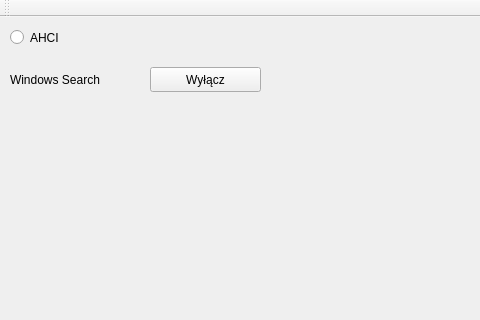
Before: the Qt Designer form ssd_optimizer.ui in maniek1310/ssd_optimizer, drawn with Qt 5; both pictures show x 0 to 480 and y 0 to 320 of the 767 by 546 pixel window.
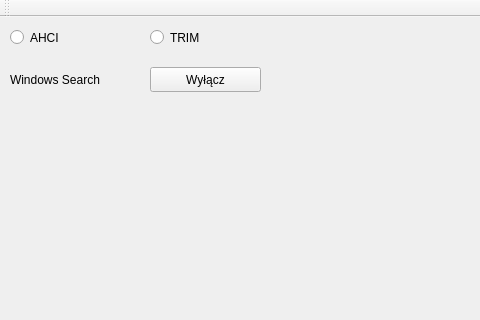
After: the same form once the commit is applied.

Commit message: Add check TRIM

Patch:
```diff
--- a/ssd_optimizer.ui
+++ b/ssd_optimizer.ui
@@ -19,7 +19,7 @@
      <rect>
       <x>10</x>
       <y>10</y>
-      <width>131</width>
+      <width>71</width>
       <height>21</height>
      </rect>
     </property>
@@ -231,6 +231,23 @@
      <string>Wyłącz</string>
     </property>
    </widget>
+   <widget class="QRadioButton" name="rb_trim">
+    <property name="geometry">
+     <rect>
+      <x>150</x>
+      <y>10</y>
+      <width>91</width>
+      <height>21</height>
+     </rect>
+    </property>
+    <property name="text">
+     <string>TRIM</string>
+    </property>
+   </widget>
+   <zorder>rb_trim</zorder>
+   <zorder>radioButton</zorder>
+   <zorder>label</zorder>
+   <zorder>pb_win_search</zorder>
   </widget>
   <widget class="QMenuBar" name="menuBar">
    <property name="geometry">
```
The commit also changes 3 other files.
